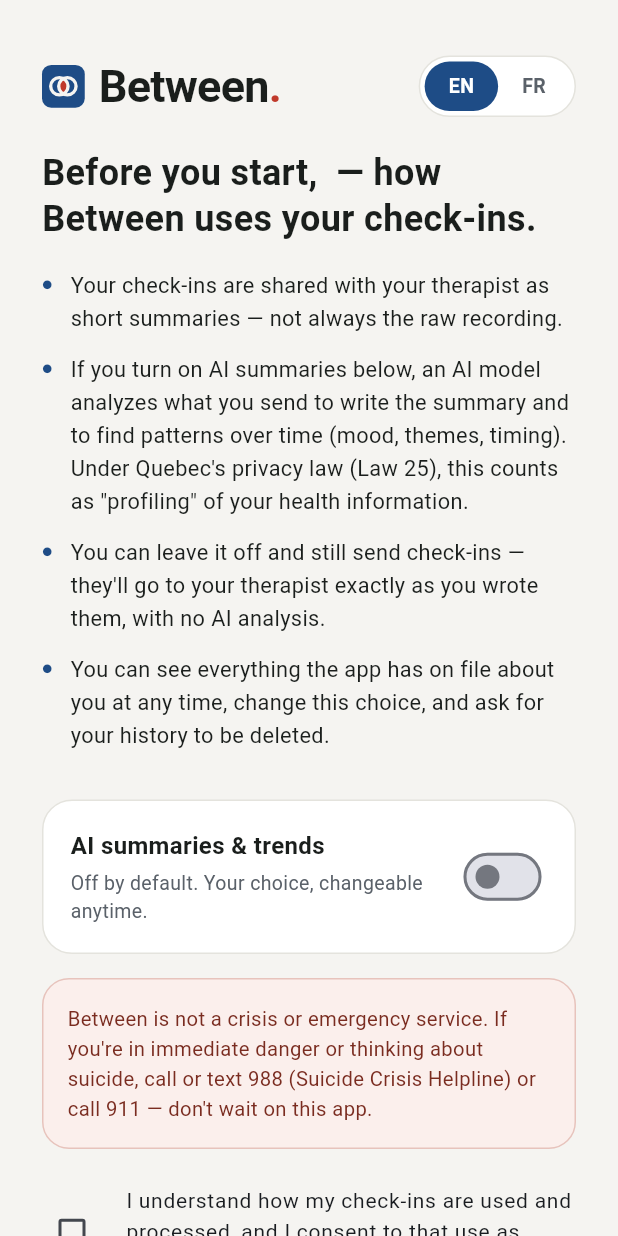
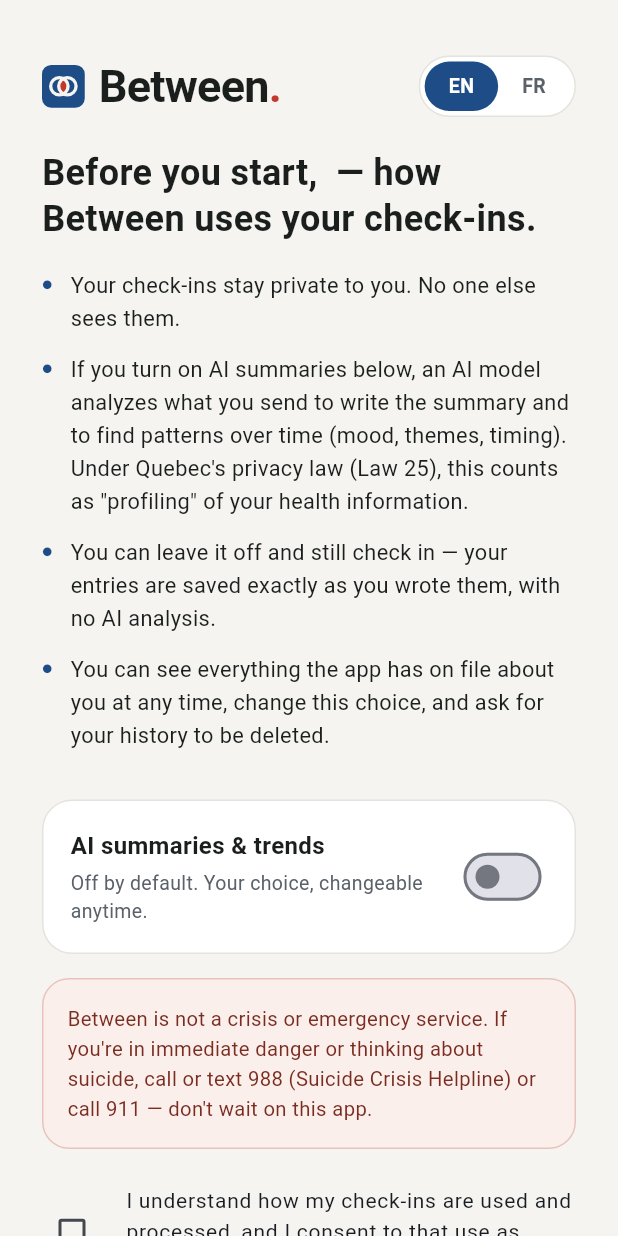
Before and after one commit to jojo11haz-droid/git-init, a Flutter app: the ConsentScreen screen opened directly, on a phone screen of 412 x 824 dp. Run offline on Flutter 3.47's test engine with Material 3 defaults, Android fonts, the phone set to English and light mode, and no system bars; our stand-ins replace flutter_secure_storage, image_picker; missing offline and left inert: health, record; accounts and stored records are empty.

Commit message:
Profession wording audit + owner preview shows the program section
Owner preview (patient side) now shows the program section with sample
items in the field's words (exercises / practices / habits / strategies),
and for exercise-based fields a "Preview as" switch to see the "in another
app" question.

Profession mix-ups fixed (scripted audit of all 11 fields, EN + FR: public
page, professional dashboard, patient preview):
- "Already have patients?" on every field's page now uses the field's word
- Kinesiology/osteopathy pages said "your physiotherapist" and "patient";
  OT and neuropsychology said "patient" (now client); OT says "your
  occupational therapist"
- "Their exercises are in another app" only offered for exercise-based
  programs (physio, kinesiology, osteopathy, OT, sports, fitness)
- App: "your therapist" was hard-coded on the consent, sent, settings,
  history and sign-in screens. Now the field's own word (your physio, your
  coach, your mentor…), a private wording for people on their own, and a
  neutral wording before sign-in. About FAQ: "Do I need a professional?"

Co-Authored-By: Claude Opus 5.5 <noreply@anthropic.com>
Claude-Session: https://claude.ai/code/session_01JZCBbRpdyzoSZcsw4a4Y8U

```diff
--- a/patient_app/lib/app_state.dart
+++ b/patient_app/lib/app_state.dart
@@ -5,6 +5,7 @@ import 'package:flutter/foundation.dart';
 import 'package:flutter_secure_storage/flutter_secure_storage.dart';
 
 import 'api.dart';
+import 'discipline.dart';
 import 'health_service.dart';
 import 'strings.dart';
 
@@ -241,6 +242,10 @@ class AppState extends ChangeNotifier {
   final HealthService _health = HealthService();
 
   Patient? patient;
+  // Who reads this person's check-ins (physio, coach, mentor…), or null when
+  // they use Between on their own. Drives "your physio will see this" copy.
+  String? get providerKey =>
+      patient == null ? null : profileFor(patient!).providerKey;
   String? get _legacyTagField => legacyTagField(
       patient?.clinicianAccountType, patient?.clinicianDiscipline);
   bool restoring = true;
--- a/patient_app/lib/screens/about_screen.dart
+++ b/patient_app/lib/screens/about_screen.dart
@@ -30,7 +30,7 @@ class AboutScreen extends StatelessWidget {
     final faqs = fr
         ? const [
             [
-              'Ai-je besoin d\'un thérapeute?',
+              'Ai-je besoin d\'un professionnel?',
               'Non. Vous pouvez utiliser Between seul comme journal privé. Si vous avez un professionnel, il peut vous inviter et voir un court résumé — seulement avec votre consentement.'
             ],
             [
@@ -56,7 +56,7 @@ class AboutScreen extends StatelessWidget {
           ]
         : const [
             [
-              'Do I need a therapist?',
+              'Do I need a professional?',
               'No. You can use Between on your own as a private journal. If you do have a professional, they can invite you and see a short summary — only with your consent.'
             ],
             [
--- a/patient_app/lib/screens/consent_screen.dart
+++ b/patient_app/lib/screens/consent_screen.dart
@@ -2,6 +2,7 @@ import 'package:flutter/material.dart';
 import 'package:provider/provider.dart';
 
 import '../app_state.dart';
+import '../discipline.dart';
 import '../theme.dart';
 
 /// Onboarding + consent. This gates everything: no check-in can be sent until
@@ -41,6 +42,9 @@ class _ConsentScreenState extends State<ConsentScreen> {
     final state = context.watch<AppState>();
     final s = state.s;
     final name = state.patient?.firstName ?? '';
+    // Who reads their check-ins (null when they're using Between on their own).
+    final provider =
+        state.patient == null ? null : profileFor(state.patient!).providerKey;
     return Scaffold(
       body: SafeArea(
         child: ListView(
@@ -58,9 +62,9 @@ class _ConsentScreenState extends State<ConsentScreen> {
                   fontSize: 24, fontWeight: FontWeight.w700, height: 1.3),
             ),
             const SizedBox(height: 18),
-            _Bullet(s.consentBullet1),
+            _Bullet(s.consentBullet1(provider)),
             _Bullet(s.consentBullet2),
-            _Bullet(s.consentBullet3),
+            _Bullet(s.consentBullet3(provider)),
             _Bullet(s.consentBullet4),
             const SizedBox(height: 20),
             Container(
--- a/patient_app/lib/screens/history_screen.dart
+++ b/patient_app/lib/screens/history_screen.dart
@@ -29,7 +29,8 @@ class _HistoryScreenState extends State<HistoryScreen> {
       await context.read<AppState>().flagInaccurate(checkIn.id);
       if (!mounted) return;
       ScaffoldMessenger.of(context).showSnackBar(
-          SnackBar(content: Text(context.read<AppState>().s.flaggedSnack)));
+          SnackBar(content: Text(context.read<AppState>().s.flaggedSnack(
+              context.read<AppState>().providerKey))));
       setState(() => _future = context.read<AppState>().fetchHistory());
     } catch (e) {
       if (mounted) {
--- a/patient_app/lib/screens/sent_screen.dart
+++ b/patient_app/lib/screens/sent_screen.dart
@@ -2,6 +2,7 @@ import 'package:flutter/material.dart';
 import 'package:provider/provider.dart';
 
 import '../app_state.dart';
+import '../discipline.dart';
 import '../strings.dart';
 import '../theme.dart';
 
@@ -98,7 +99,11 @@ class _SentScreenState extends State<SentScreen> {
 
   @override
   Widget build(BuildContext context) {
-    final s = context.watch<AppState>().s;
+    final app = context.watch<AppState>();
+    final s = app.s;
+    // Who reads the check-in (null when they're using Between on their own).
+    final provider =
+        app.patient == null ? null : profileFor(app.patient!).providerKey;
     final crisis = widget.result.crisis ?? _fuCrisis;
     final question = widget.result.checkIn.followupQuestion;
     return Scaffold(
@@ -118,7 +123,7 @@ class _SentScreenState extends State<SentScreen> {
                         CrisisCard(crisis: crisis),
                         const SizedBox(height: 24),
                         Text(
-                          s.sentCrisisNote,
+                          s.sentCrisisNote(provider),
                           style: const TextStyle(
                               fontSize: 15,
                               height: 1.6,
@@ -142,7 +147,7 @@ class _SentScreenState extends State<SentScreen> {
                         ),
                         const SizedBox(height: 8),
                         Text(
-                          s.sentReassure,
+                          s.sentReassure(provider),
                           textAlign: TextAlign.center,
                           style: const TextStyle(
                               fontSize: 15.5,
--- a/patient_app/lib/screens/settings_screen.dart
+++ b/patient_app/lib/screens/settings_screen.dart
@@ -37,7 +37,8 @@ class _SettingsScreenState extends State<SettingsScreen> {
           shape:
               RoundedRectangleBorder(borderRadius: BorderRadius.circular(24)),
           title: Text(s.turnOnAiTitle),
-          content: Text(s.turnOnAiBody, style: const TextStyle(height: 1.5)),
+          content: Text(s.turnOnAiBody(app.providerKey),
+              style: const TextStyle(height: 1.5)),
           actions: [
             TextButton(
               onPressed: () => Navigator.of(ctx).pop(false),
@@ -95,7 +96,8 @@ class _SettingsScreenState extends State<SettingsScreen> {
         backgroundColor: BtwColors.cream,
         shape: RoundedRectangleBorder(borderRadius: BorderRadius.circular(24)),
         title: Text(s.deleteHistoryTitle),
-        content: Text(s.deleteHistoryBody, style: const TextStyle(height: 1.5)),
+        content: Text(s.deleteHistoryBody(app.providerKey),
+            style: const TextStyle(height: 1.5)),
         actions: [
           TextButton(
             onPressed: () => Navigator.of(ctx).pop(false),
@@ -263,7 +265,7 @@ class _SettingsScreenState extends State<SettingsScreen> {
                                 fontSize: 16, fontWeight: FontWeight.w600)),
                         const SizedBox(height: 4),
                         Text(
-                          s.aiSummariesDesc,
+                          s.aiSummariesDesc(state.providerKey),
                           style: const TextStyle(
                               fontSize: 13,
                               color: BtwColors.inkSoft,
@@ -337,7 +339,7 @@ class _SettingsScreenState extends State<SettingsScreen> {
                     style: const TextStyle(
                         fontSize: 16, fontWeight: FontWeight.w600)),
                 subtitle: Text(
-                  s.whatsOnFileDesc,
+                  s.whatsOnFileDesc(state.providerKey),
                   style:
                       const TextStyle(fontSize: 13, color: BtwColors.inkSoft),
                 ),
--- a/patient_app/lib/strings.dart
+++ b/patient_app/lib/strings.dart
@@ -92,8 +92,9 @@ class S {
   String get stepShareBody => _(
       'Keep it private, or share it with a professional who\'s helping you.',
       'Garde-le privé, ou partage-le avec un professionnel qui t\'accompagne.');
+  // Before sign-in the field isn't known yet, so these stay neutral.
   String get haveInvite =>
-      _('I have an invite from my therapist', 'J\'ai une invitation de mon thérapeute');
+      _('I have an invite code', 'J\'ai un code d\'invitation');
 
   // Feature highlights (mirrors betweenpsych.com)
   String get featuresHead => _('What you get', 'Ce que vous obtenez');
@@ -238,8 +239,8 @@ class S {
   String get signingIn => _('Signing in…', 'Connexion…');
   String get forgotPassword => _('Forgot your password?', 'Mot de passe oublié?');
   String get forgotPasswordBody => _(
-      'Ask your therapist to reset your app access — they can do it from their dashboard in a few seconds. You\'ll get a new invite code, and setting up again keeps all your history.',
-      'Demande à ton thérapeute de réinitialiser ton accès — il peut le faire depuis son tableau de bord en quelques secondes. Tu recevras un nouveau code d\'invitation, et tout ton historique est conservé.');
+      'Ask the professional who invited you to reset your app access — they can do it from their dashboard in a few seconds. You\'ll get a new invite code, and setting up again keeps all your history.',
+      'Demande au professionnel qui t\'a invité de réinitialiser ton accès — il peut le faire depuis son tableau de bord en quelques secondes. Tu recevras un nouveau code d\'invitation, et tout ton historique est conservé.');
   String get gotIt => _('Got it', 'Compris');
   String get enterEmailPassword =>
       _('Enter your email and password.', 'Entre ton courriel et ton mot de passe.');
@@ -247,8 +248,8 @@ class S {
   // Invite / set up account
   String get setUpAccount => _('Set up your account', 'Crée ton compte');
   String get inviteIntro => _(
-      'Your therapist gave you a short invite code. Enter it here with the email and password you\'d like to use.',
-      'Ton thérapeute t\'a donné un court code d\'invitation. Entre-le ici avec le courriel et le mot de passe que tu veux utiliser.');
+      'The professional who invited you gave you a short invite code. Enter it here with the email and password you\'d like to use.',
+      'Le professionnel qui t\'a invité t\'a donné un court code d\'invitation. Entre-le ici avec le courriel et le mot de passe que tu veux utiliser.');
   String get inviteCode => _('Invite code', 'Code d\'invitation');
   String get choosePassword => _('Choose a password', 'Choisis un mot de passe');
   String get atLeast10 => _('At least 10 characters', 'Au moins 10 caractères');
@@ -263,15 +264,20 @@ class S {
   String consentTitle(String name) => _(
       'Before you start, $name — how Between uses your check-ins.',
       'Avant de commencer, $name — comment Between utilise tes nouvelles.');
-  String get consentBullet1 => _(
-      'Your check-ins are shared with your therapist as short summaries — not always the raw recording.',
-      'Tes nouvelles sont partagées avec ton thérapeute sous forme de courts résumés — pas toujours l\'enregistrement brut.');
+  // providerKey: who reads the check-ins (null = on their own).
+  String consentBullet1(String? providerKey) => providerKey == null
+      ? _('Your check-ins stay private to you. No one else sees them.',
+          'Tes nouvelles restent privées. Personne d\'autre ne les voit.')
+      : _('Your check-ins are shared with your ${_providerEn[providerKey] ?? 'provider'} as short summaries — not always the raw recording.',
+          'Tes nouvelles sont partagées avec ton ${_providerFr[providerKey] ?? 'intervenant'} sous forme de courts résumés — pas toujours l\'enregistrement brut.');
   String get consentBullet2 => _(
       'If you turn on AI summaries below, an AI model analyzes what you send to write the summary and to find patterns over time (mood, themes, timing). Under Quebec\'s privacy law (Law 25), this counts as "profiling" of your health information.',
       'Si tu actives les résumés par IA ci-dessous, un modèle d\'IA analyse ce que tu envoies pour rédiger le résumé et repérer des tendances dans le temps (humeur, thèmes, moments). Selon la loi québécoise sur la vie privée (loi 25), cela constitue du « profilage » de tes renseignements de santé.');
-  String get consentBullet3 => _(
-      'You can leave it off and still send check-ins — they\'ll go to your therapist exactly as you wrote them, with no AI analysis.',
-      'Tu peux le laisser désactivé et envoyer quand même tes nouvelles — elles iront à ton thérapeute exactement comme tu les as écrites, sans analyse par IA.');
+  String consentBullet3(String? providerKey) => providerKey == null
+      ? _('You can leave it off and still check in — your entries are saved exactly as you wrote them, with no AI analysis.',
+          'Tu peux le laisser désactivé et faire quand même tes suivis — ils sont enregistrés exactement comme tu les as écrits, sans analyse par IA.')
+      : _('You can leave it off and still send check-ins — they\'ll go to your ${_providerEn[providerKey] ?? 'provider'} exactly as you wrote them, with no AI analysis.',
+          'Tu peux le laisser désactivé et envoyer quand même tes nouvelles — elles iront à ton ${_providerFr[providerKey] ?? 'intervenant'} exactement comme tu les as écrites, sans analyse par IA.');
   String get consentBullet4 => _(
       'You can see everything the app has on file about you at any time, change this choice, and ask for your history to be deleted.',
       'Tu peux voir en tout temps tout ce que l\'application conserve à ton sujet, changer ce choix et demander la suppression de ton historique.');
@@ -435,7 +441,6 @@ class S {
   String get low => _('Low', 'Bas');
   String get high => _('High', 'Élevé');
   String get anythingFits => _('Anything that fits (optional)', 'Ce qui te correspond (facultatif)');
-  String get sendToTherapist => _('Send to my therapist', 'Envoyer à mon thérapeute');
   // Who a check-in goes to, per providerKey (null = a solo account).
   static const Map<String, String> _providerEn = {
     'therapist': 'therapist',
@@ -526,12 +531,16 @@ class S {
 
   // Sent
   String get sent => _('Sent.', 'Envoyé.');
-  String get sentReassure => _(
-      'Your therapist will see this before your next session. That\'s it — nothing else you need to do.',
-      'Ton thérapeute le verra avant ta prochaine séance. C\'est tout — tu n\'as rien d\'autre à faire.');
-  String get sentCrisisNote => _(
-      'Your check-in was sent and your therapist has been notified — but please don\'t wait on anyone if you\'re in danger right now.',
-      'Tes nouvelles ont été envoyées et ton thérapeute a été avisé — mais n\'attends après personne si tu es en danger maintenant.');
+  String sentReassure(String? providerKey) => providerKey == null
+      ? _('Saved. It\'s in your history whenever you want to look back.',
+          'Enregistré. C\'est dans ton historique quand tu veux y revenir.')
+      : _('Your ${_providerEn[providerKey] ?? 'provider'} will see this before your next session. That\'s it — nothing else you need to do.',
+          'Ton ${_providerFr[providerKey] ?? 'intervenant'} le verra avant ta prochaine séance. C\'est tout — tu n\'as rien d\'autre à faire.');
+  String sentCrisisNote(String? providerKey) => providerKey == null
+      ? _('Your check-in was saved — but please don\'t wait on anyone if you\'re in danger right now.',
+          'Ton suivi a été enregistré — mais n\'attends après personne si tu es en danger maintenant.')
+      : _('Your check-in was sent and your ${_providerEn[providerKey] ?? 'provider'} has been notified — but please don\'t wait on anyone if you\'re in danger right now.',
+          'Tes nouvelles ont été envoyées et ton ${_providerFr[providerKey] ?? 'intervenant'} a été avisé — mais n\'attends après personne si tu es en danger maintenant.');
   String get undo => _('Didn\'t mean to send it? Undo (15 min)', 'Envoyé par erreur? Annuler (15 min)');
   // My progress / recovery-over-time view
   String get myProgress => _('My progress', 'Mes progrès');
@@ -702,15 +711,18 @@ class S {
   String get notAccurate => _('This isn\'t accurate', 'Ce n\'est pas exact');
   String get flaggedInaccurate =>
       _('Flagged as not accurate', 'Signalé comme non exact');
-  String get flaggedSnack => _(
-      'Flagged. Your therapist will see this summary is marked as not accurate.',
-      'Signalé. Ton thérapeute verra que ce résumé est marqué comme non exact.');
+  String flaggedSnack(String? providerKey) => providerKey == null
+      ? _('Flagged as not accurate.', 'Signalé comme non exact.')
+      : _('Flagged. Your ${_providerEn[providerKey] ?? 'provider'} will see this summary is marked as not accurate.',
+          'Signalé. Ton ${_providerFr[providerKey] ?? 'intervenant'} verra que ce résumé est marqué comme non exact.');
   String get voiceMemo => _('Voice memo', 'Note vocale');
 
   // Settings
-  String get aiSummariesDesc => _(
-      'When on, an AI model summarizes your check-ins for your therapist. When off, they see exactly what you wrote.',
-      'Quand c\'est activé, un modèle d\'IA résume tes nouvelles pour ton thérapeute. Quand c\'est désactivé, il voit exactement ce que tu as écrit.');
+  String aiSummariesDesc(String? providerKey) => providerKey == null
+      ? _('When on, an AI model summarizes your check-ins and finds patterns for you. When off, they\'re saved exactly as you wrote them.',
+          'Quand c\'est activé, un modèle d\'IA résume tes nouvelles et repère des tendances pour toi. Quand c\'est désactivé, elles sont enregistrées exactement comme tu les as écrites.')
+      : _('When on, an AI model summarizes your check-ins for your ${_providerEn[providerKey] ?? 'provider'}. When off, they see exactly what you wrote.',
+          'Quand c\'est activé, un modèle d\'IA résume tes nouvelles pour ton ${_providerFr[providerKey] ?? 'intervenant'}. Quand c\'est désactivé, il voit exactement ce que tu as écrit.');
   String get visitWebsite => _('betweenpsych.com', 'betweenpsych.com');
   String get previewCategory =>
       _('Preview a category', 'Aperçu d\'une catégorie');
@@ -735,15 +747,18 @@ class S {
       'Apple Health isn\'t available or access was declined.',
       'Apple Santé n\'est pas disponible ou l\'accès a été refusé.');
   String get turnOnAiTitle => _('Turn on AI summaries?', 'Activer les résumés par IA?');
-  String get turnOnAiBody => _(
-      'An AI model will analyze your check-ins to write summaries for your therapist and find patterns over time. This counts as profiling of your health information, and you can turn it off again at any time.',
-      'Un modèle d\'IA analysera tes nouvelles pour rédiger des résumés destinés à ton thérapeute et repérer des tendances dans le temps. Cela constitue du profilage de tes renseignements de santé, et tu peux le désactiver en tout temps.');
+  String turnOnAiBody(String? providerKey) => providerKey == null
+      ? _('An AI model will analyze your check-ins to write summaries and find patterns over time. This counts as profiling of your health information, and you can turn it off again at any time.',
+          'Un modèle d\'IA analysera tes nouvelles pour rédiger des résumés et repérer des tendances dans le temps. Cela constitue du profilage de tes renseignements de santé, et tu peux le désactiver en tout temps.')
+      : _('An AI model will analyze your check-ins to write summaries for your ${_providerEn[providerKey] ?? 'provider'} and find patterns over time. This counts as profiling of your health information, and you can turn it off again at any time.',
+          'Un modèle d\'IA analysera tes nouvelles pour rédiger des résumés destinés à ton ${_providerFr[providerKey] ?? 'intervenant'} et repérer des tendances dans le temps. Cela constitue du profilage de tes renseignements de santé, et tu peux le désactiver en tout temps.');
   String get notNow => _('Not now', 'Pas maintenant');
   String get iConsent => _('I consent', 'Je consens');
   String get whatsOnFile => _('What\'s on file about me', 'Ce qui est conservé à mon sujet');
-  String get whatsOnFileDesc => _(
-      'Every check-in and summary your therapist can see.',
-      'Chaque nouvelle et résumé que ton thérapeute peut voir.');
+  String whatsOnFileDesc(String? providerKey) => providerKey == null
+      ? _('Every check-in and summary on file.', 'Chaque nouvelle et résumé conservé.')
+      : _('Every check-in and summary your ${_providerEn[providerKey] ?? 'provider'} can see.',
+          'Chaque nouvelle et résumé que ton ${_providerFr[providerKey] ?? 'intervenant'} peut voir.');
   String get requestDeletion => _('Request deletion of my history', 'Demander la suppression de mon historique');
   String get requestDeletionDesc => _(
       'Removes all your check-ins and summaries. Your right, anytime.',
@@ -760,9 +775,11 @@ class S {
       'Impossible de préparer tes données. Veuillez réessayer.');
   String get deleteHistoryTitle =>
       _('Delete my check-in history?', 'Supprimer mon historique de nouvelles?');
-  String get deleteHistoryBody => _(
-      'This removes all of your check-ins and summaries from your therapist\'s view and from the app. This can\'t be undone.',
-      'Cela supprime toutes tes nouvelles et résumés de la vue de ton thérapeute et de l\'application. Cette action est irréversible.');
+  String deleteHistoryBody(String? providerKey) => providerKey == null
+      ? _('This removes all of your check-ins and summaries from the app. This can\'t be undone.',
+          'Cela supprime toutes tes nouvelles et résumés de l\'application. Cette action est irréversible.')
+      : _('This removes all of your check-ins and summaries from your ${_providerEn[providerKey] ?? 'provider'}\'s view and from the app. This can\'t be undone.',
+          'Cela supprime toutes tes nouvelles et résumés de la vue de ton ${_providerFr[providerKey] ?? 'intervenant'} et de l\'application. Cette action est irréversible.');
   String get keepIt => _('Keep it', 'Garder');
   String get deleteEverything => _('Delete everything', 'Tout supprimer');
   String get historyDeleted => _(
```
Also changed, not shown: 1 other file.
